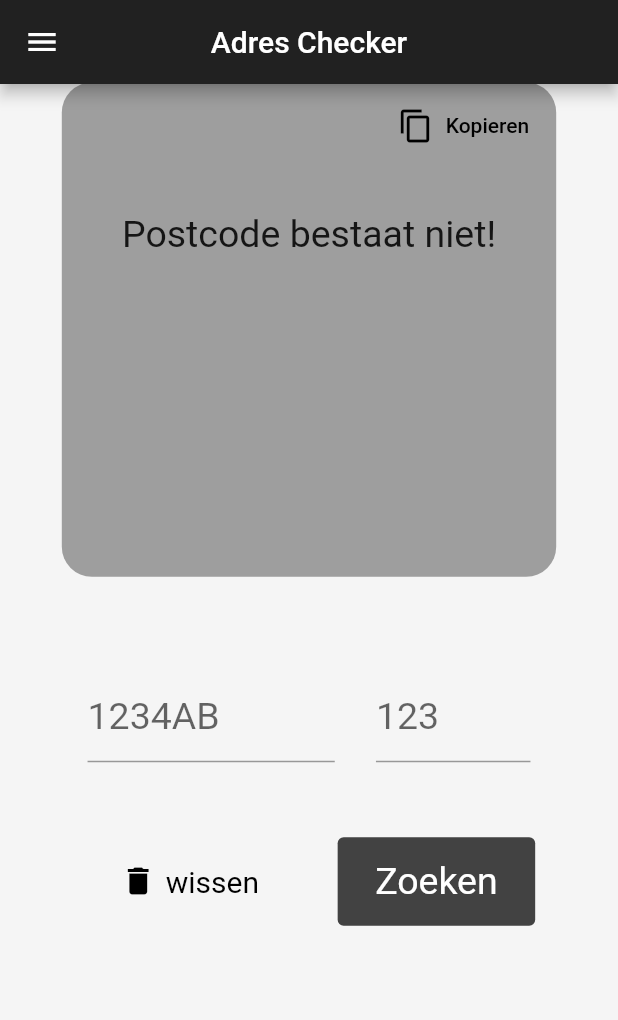
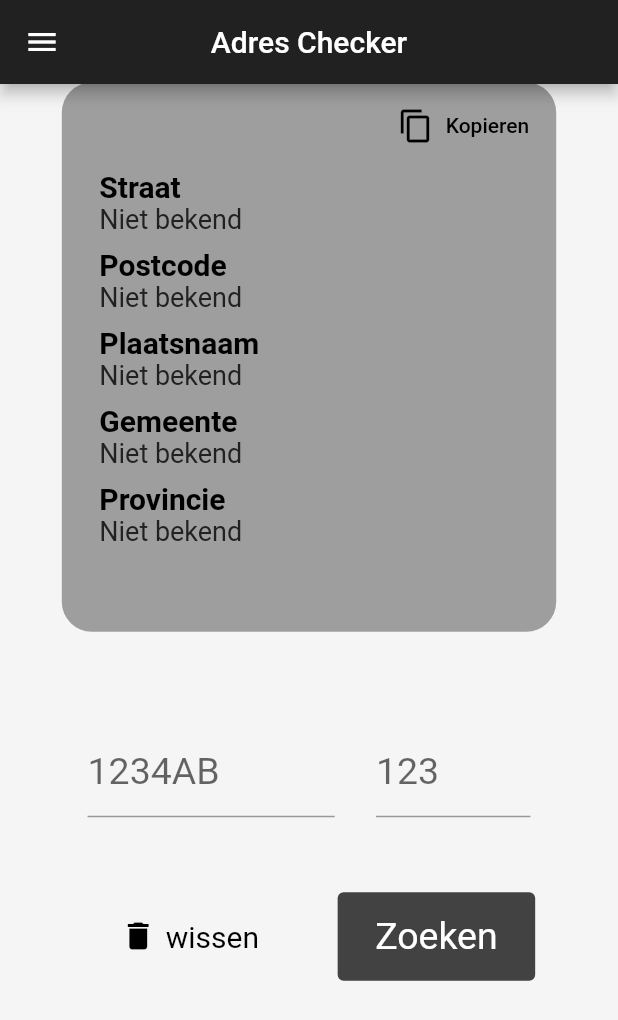
Before and after one commit to JeromeNL/postcodeapp, a Flutter app: the screen it shows after launch, scrolled down 56 dp, after a tap on "Zoeken", on a phone screen of 412 x 824 dp. Shown: the top 1020 px of the screen. Run offline on Flutter 3.47's test engine with Material 2 defaults, Android fonts, the phone set to English and light mode, and no system bars; our stand-ins replace in_app_review, share_plus; missing offline and left inert: store_redirect.

Commit message:
Small design upgrade

```diff
--- a/lib/main.dart
+++ b/lib/main.dart
@@ -1,3 +1,5 @@
+import 'dart:ui';
+
 import 'package:flutter/gestures.dart';
 import 'package:flutter/services.dart';
 import 'package:postcodeapp/postCodeAPI.dart';
@@ -47,7 +49,8 @@ class _FirstScreenState extends State<FirstScreen> {
 
   final postcodeController = TextEditingController();
   final numberController = TextEditingController();
-  final double fontSizeText = 25;
+  final TextStyle textStyleDefault = TextStyle(color: Colors.black, fontWeight: FontWeight.bold, fontSize: 20 );
+  final TextStyle textStyleData = TextStyle(color: Colors.grey[900], fontSize: 18 );
 
   @override
   void dispose() {
@@ -83,12 +86,12 @@ class _FirstScreenState extends State<FirstScreen> {
 
   void givenDataNotCorrect() {
     setState(() {
-      postCode = 'Postcode bestaat niet!';
+      postCode = 'Niet bekend';
       number = '';
-      street = '';
-      city = '';
-      municipality = "";
-      province = '';
+      street = 'Niet bekend';
+      city = 'Niet bekend';
+      municipality = 'Niet bekend';
+      province = 'Niet bekend';
     });
   }
 
@@ -111,13 +114,12 @@ class _FirstScreenState extends State<FirstScreen> {
         ScaffoldMessenger.of(context).showSnackBar(const SnackBar(
             content: Text("Het adres is naar jouw klembord gekopieerd!")));
       });
-    } else{
+    } else {
       Clipboard.setData(const ClipboardData(text: "")).then((_) {
-        ScaffoldMessenger.of(context).showSnackBar(const SnackBar(
-            content: Text("Er valt geen adres te kopieren..")));
+        ScaffoldMessenger.of(context).showSnackBar(
+            const SnackBar(content: Text("Er valt geen adres te kopieren..")));
       });
     }
-
   }
 
   @override
@@ -231,10 +233,11 @@ class _FirstScreenState extends State<FirstScreen> {
             color: Colors.grey[100],
           ),
           child: Column(
+
             children: [
               SizedBox(height: MediaQuery.of(context).size.height / 15),
               Container(
-                height: (MediaQuery.of(context).size.height / 2.5),
+                height: (MediaQuery.of(context).size.height / 2.25),
                 width: (MediaQuery.of(context).size.width / 1.25),
                 decoration: BoxDecoration(
                   color: Colors.grey[500],
@@ -260,34 +263,61 @@ class _FirstScreenState extends State<FirstScreen> {
                         ),
                       ],
                     ),
+                    Padding(
+                      padding: const EdgeInsets.fromLTRB(25, 0, 0, 0),
+                      child: Container(
+                        alignment: Alignment.centerLeft,
+                        //color: Colors.green,
+                        child: Column(
+
+                          crossAxisAlignment: CrossAxisAlignment.start,
+                          children: [
+                            Text(
+                              "Straat",
+                              style: textStyleDefault,
+                            ),
                             Text(
                               street + number,
-                      style: TextStyle(
-                        fontSize: fontSizeText,
+                              style: textStyleData,
                             ),
+                            SizedBox(height: 8),
+                            Text(
+                              "Postcode",
+                              style: textStyleDefault,
                             ),
                             Text(
                               postCode,
-                      style: TextStyle(
-                        fontSize: fontSizeText,
+                              style: textStyleData,
                             ),
+                            SizedBox(height: 8),
+                            Text(
+                              "Plaatsnaam",
+                              style: textStyleDefault,
                             ),
                             Text(
                               city,
-                      style: TextStyle(
-                        fontSize: fontSizeText,
+                              style: textStyleData,
                             ),
+                            SizedBox(height: 8),
+                            Text(
+                              "Gemeente",
+                              style: textStyleDefault,
                             ),
                             Text(
                               municipality,
-                      style: TextStyle(
-                        fontSize: fontSizeText,
+                              style: textStyleData,
                             ),
+                            SizedBox(height: 8),
+                            Text(
+                              "Provincie",
+                              style: textStyleDefault,
                             ),
                             Text(
                               province,
-                      style: TextStyle(
-                        fontSize: fontSizeText,
+                              style: textStyleData,
+                            ),
+                          ],
+                        ),
                       ),
                     ),
                   ],
```
Lines whose indentation alone changed are shown as unchanged.
